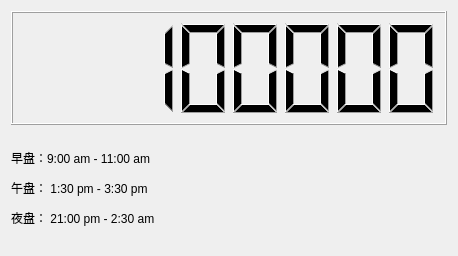
ZheyuanXie/qtTellerMachine, file qtTellerMachine/qtTradingClock.ui: the form before one commit.
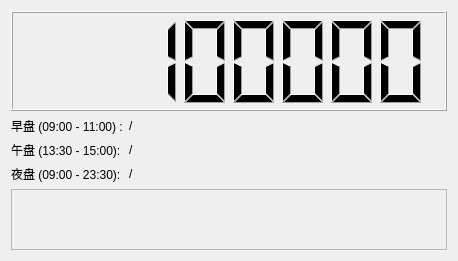
The form after the commit.

Commit message: Change form layout, clean up

What changed in the file:
```diff
--- a/qtTellerMachine/qtTradingClock.ui
+++ b/qtTellerMachine/qtTradingClock.ui
@@ -7,7 +7,7 @@
     <x>0</x>
     <y>0</y>
     <width>458</width>
-    <height>256</height>
+    <height>261</height>
    </rect>
   </property>
   <property name="contextMenuPolicy">
@@ -40,12 +40,58 @@
     </widget>
    </item>
    <item>
-    <widget class="QLabel" name="label_2">
-     <property name="text">
-      <string>&lt;html&gt;&lt;head/&gt;&lt;body&gt;&lt;p&gt;早盘：9:00 am - 11:00 am&lt;/p&gt;&lt;p&gt;午盘： 1:30 pm - 3:30 pm&lt;/p&gt;&lt;p&gt;夜盘： 21:00 pm - 2:30 am&lt;/p&gt;&lt;/body&gt;&lt;/html&gt;</string>
+    <layout class="QFormLayout" name="formLayout">
+     <item row="1" column="0">
+      <widget class="QLabel" name="label">
+       <property name="text">
+        <string>早盘 (09:00 - 11:00) :</string>
+       </property>
+      </widget>
+     </item>
+     <item row="1" column="1">
+      <widget class="QLabel" name="lb_morning">
+       <property name="text">
+        <string>/</string>
+       </property>
+      </widget>
+     </item>
+     <item row="2" column="0">
+      <widget class="QLabel" name="label_2">
+       <property name="text">
+        <string>午盘 (13:30 - 15:00):</string>
+       </property>
+      </widget>
+     </item>
+     <item row="3" column="0">
+      <widget class="QLabel" name="label_3">
+       <property name="text">
+        <string>夜盘 (09:00 - 23:30):</string>
+       </property>
+      </widget>
+     </item>
+     <item row="3" column="1">
+      <widget class="QLabel" name="lb_evening">
+       <property name="text">
+        <string>/</string>
+       </property>
+      </widget>
+     </item>
+     <item row="2" column="1">
+      <widget class="QLabel" name="lb_noon">
+       <property name="text">
+        <string>/</string>
+       </property>
+      </widget>
+     </item>
+    </layout>
+   </item>
+   <item>
+    <widget class="QFrame" name="frame">
+     <property name="frameShape">
+      <enum>QFrame::StyledPanel</enum>
      </property>
-     <property name="textFormat">
-      <enum>Qt::RichText</enum>
+     <property name="frameShadow">
+      <enum>QFrame::Raised</enum>
      </property>
     </widget>
    </item>
```
Left out of the diff: 3 changed lines with no effect on the pictures. The commit also changes 24 other files.
